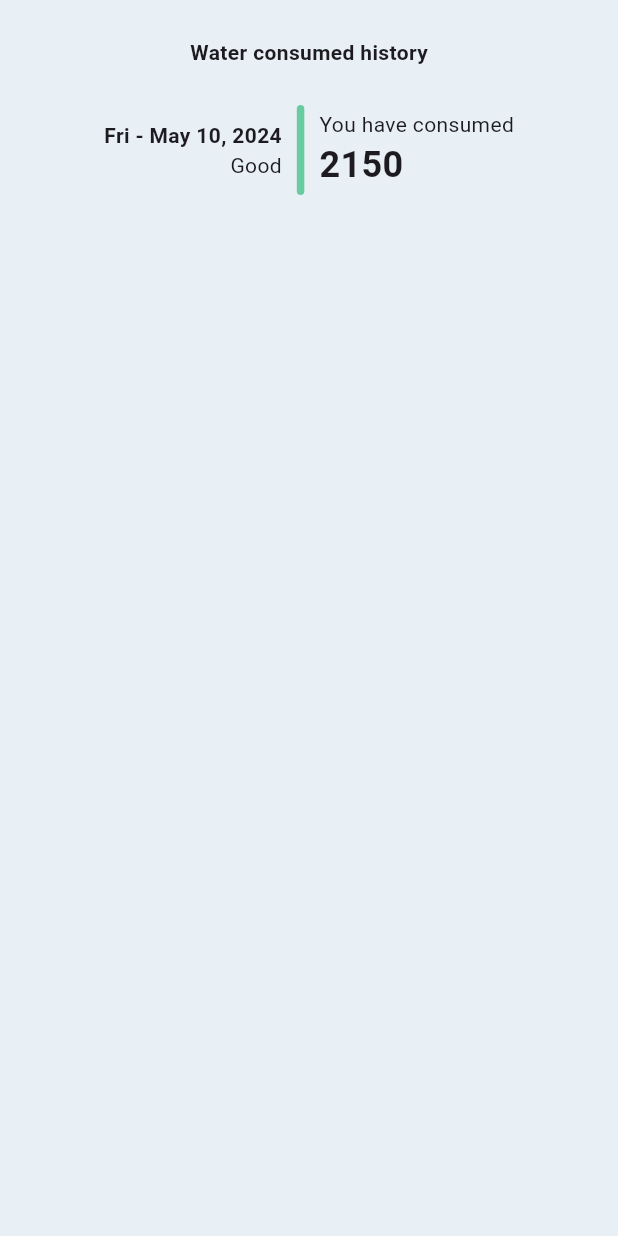
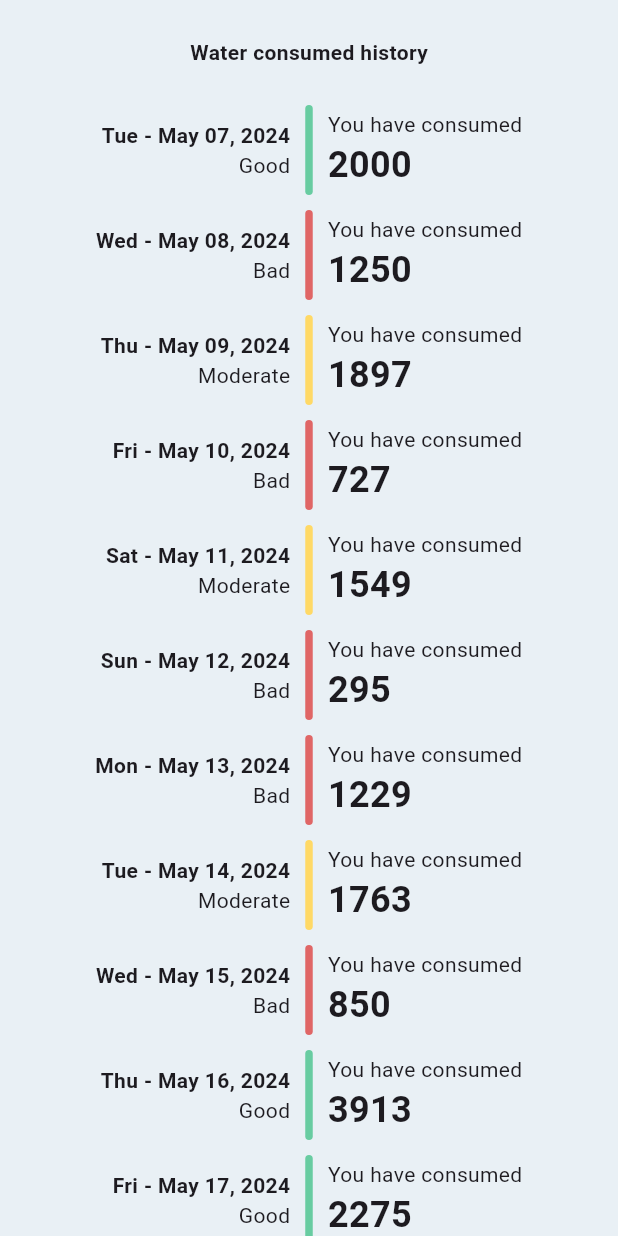
Before and after one commit to phucx314/newhealthtrackingpro, a Flutter app: the screen it shows once a user with an empty profile is signed in, scrolled down 576 dp, after a tap on "Show history", on a phone screen of 412 x 824 dp. Run offline on Flutter 3.47's test engine with Material 3 defaults, Android fonts, the phone set to English and light mode, and no system bars; our stand-ins replace cloud_firestore, firebase_auth, firebase_core, firebase_storage, image_picker; accounts and stored records are empty; network calls fail.

Commit message:
test data ảo để hiển thị trong history

```diff
--- a/lib/components/history_item.dart
+++ b/lib/components/history_item.dart
@@ -10,59 +10,77 @@ class HistoryItem extends StatelessWidget {
     super.key,
     this.historyItemID,
     required this.date,
-    required this.evaluateStatus,
-    required this.evaluateColor,
+    // required this.evaluateStatus,
+    // required this.evaluateColor,
     required this.consumptionAmount,
   });
 
   final historyItemID;
   final String date;
-  final String evaluateStatus;
-  final Color evaluateColor;
+  // final String evaluateStatus;
+  // final Color evaluateColor;
   final int consumptionAmount;
+
+  String evaluateStt(int consumptionAmount) {
+    if(consumptionAmount >= 2000) return 'Good';
+    else if(consumptionAmount < 2000 && consumptionAmount >= 1500) return 'Moderate';
+    else return 'Bad';
+  }
+
+  Color evaluateClr(int consumptionAmount) {
+    if(consumptionAmount >= 2000) return htaStatusColors.shade200;
+    else if(consumptionAmount < 2000 && consumptionAmount >= 1500) return htaStatusColors.shade400;
+    else return htaStatusColors.shade600;
+  }
 
   @override
   Widget build(BuildContext context) {
     return Row(
-      mainAxisAlignment: MainAxisAlignment.center,
       children: [
-        Column(
+        // Text thứ ngày và trạng thái đánh giá
+        Expanded(
+          flex: 1,
+          child: Column(
             crossAxisAlignment: CrossAxisAlignment.end,
             children: [
-            // thứ ngày
               Text(
                 date,
                 style: TextStyle(
                   fontWeight: FontWeight.bold,
                 ),
               ),
-            // trạng thái đánh giá
               Text(
-              evaluateStatus,
+                evaluateStt(consumptionAmount),
               ),
             ],
           ),
+        ),
         SizedBox(width: 10,),
 
-        // màu trạng thái đánh giá
-        Container(
+        // Container màu trạng thái đánh giá
+        Expanded(
+          flex: 0,
+          child: Container(
+            width: 5,
             height: 60,
-          width: 5,
             decoration: BoxDecoration(
-            color: evaluateColor,
+              color: evaluateClr(consumptionAmount),
               borderRadius: BorderRadius.circular(5/2),
+            ),
           ),
         ),
 
         SizedBox(width: 10,),
-        Column(
+
+        // Text 'You have consumed' và số liệu consumed
+        Expanded(
+          flex: 1,
+          child: Column(
             crossAxisAlignment: CrossAxisAlignment.start,
             children: [
-            // text
               Text(
                 'You have consumed',
               ),
-            // số liệu consumed
               Text(
                 consumptionAmount.toString(),
                 style: TextStyle(
@@ -72,8 +90,9 @@ class HistoryItem extends StatelessWidget {
               ),
             ],
           ),
+        ),
       ],
     );
-  }
 
   }
+}
--- a/lib/pages/water_history.dart
+++ b/lib/pages/water_history.dart
@@ -3,7 +3,9 @@
 import 'package:app3/colors/color_set.dart';
 import 'package:app3/components/history_item.dart';
 import 'package:app3/models/history_item.dart';
+import 'package:app3/test_data/water_history.dart';
 import 'package:flutter/material.dart';
+import 'package:flutter/widgets.dart';
 
 class WaterHistory extends StatefulWidget {
   WaterHistory({super.key});
@@ -13,6 +15,7 @@ class WaterHistory extends StatefulWidget {
 }
 
 class _WaterHistoryState extends State<WaterHistory> {
+
   @override
   Widget build(BuildContext context) {
     return MaterialApp(
@@ -36,16 +39,8 @@ class _WaterHistoryState extends State<WaterHistory> {
                 ),
                 SizedBox(height: 25,),
                 // items
-                Column(
-                  children: [
-                    HistoryItem(
-                      date: 'Fri - May 10, 2024',
-                      consumptionAmount: 2150,
-                      evaluateColor: htaStatusColors.shade200,
-                      evaluateStatus: 'Good',
-                      historyItemID: '',
-                    ),
-                  ],
+                Expanded(
+                  child: HistoryList(),
                 ),
               ],
             ),
--- /dev/null
+++ b/lib/test_data/water_history.dart
@@ -0,0 +1,113 @@
+import 'dart:convert';
+import 'package:app3/components/history_item.dart';
+import 'package:flutter/material.dart';
+
+class HistoryList extends StatefulWidget {
+  @override
+  _HistoryListState createState() => _HistoryListState();
+}
+
+class _HistoryListState extends State<HistoryList> {
+  List<Map<Object, dynamic>> historyData = [
+    {
+      "historyID": "20240507",
+      "consumptionAmount": 2000,
+      "date": "Tue - May 07, 2024"
+    },
+    {
+      "historyID": "20240508",
+      "consumptionAmount": 1250,
+      "date": "Wed - May 08, 2024"
+    },
+    {
+    "historyID": "20240509",
+    "consumptionAmount": 1897,
+    "date": "Thu - May 09, 2024"
+  },
+  {
+    "historyID": "20240510",
+    "consumptionAmount": 727,
+    "date": "Fri - May 10, 2024"
+  },
+  {
+    "historyID": "20240511",
+    "consumptionAmount": 1549,
+    "date": "Sat - May 11, 2024"
+  },
+  {
+    "historyID": "20240512",
+    "consumptionAmount": 295,
+    "date": "Sun - May 12, 2024"
+  },
+  {
+    "historyID": "20240513",
+    "consumptionAmount": 1229,
+    "date": "Mon - May 13, 2024"
+  },
+  {
+    "historyID": "20240514",
+    "consumptionAmount": 1763,
+    "date": "Tue - May 14, 2024"
+  },
+  {
+    "historyID": "20240515",
+    "consumptionAmount": 850,
+    "date": "Wed - May 15, 2024"
+  },
+  {
+    "historyID": "20240516",
+    "consumptionAmount": 3913,
+    "date": "Thu - May 16, 2024"
+  },
+  {
+    "historyID": "20240517",
+    "consumptionAmount": 2275,
+    "date": "Fri - May 17, 2024"
+  },
+  {
+    "historyID": "20240518",
+    "consumptionAmount": 1734,
+    "date": "Sat - May 18, 2024"
+  },
+  {
+    "historyID": "20240519",
+    "consumptionAmount": 2282,
+    "date": "Sun - May 19, 2024"
+  },
+  {
+    "historyID": "20240520",
+    "consumptionAmount": 1864,
+    "date": "Mon - May 20, 2024"
+  },
+  {
+    "historyID": "20240521",
+    "consumptionAmount": 316,
+    "date": "Tue - May 21, 2024"
+  },
+  {
+    "historyID": "20240522",
+    "consumptionAmount": 2131,
+    "date": "Wed - May 22, 2024"
+  }
+    // Add more items as needed
+  ];
+
+  @override
+  Widget build(BuildContext context) {
+    return ListView.builder(
+      itemCount: historyData.length,
+      itemBuilder: (BuildContext context, int index) {
+        return Column(
+          children: [
+            HistoryItem(
+              date: historyData[index]['date'],
+              consumptionAmount: historyData[index]['consumptionAmount'],
+              historyItemID: historyData[index]['historyID'],
+            ),
+            SizedBox(height: 10,),
+          ],
+        );
+      },
+    );
+  }
+}
--- /dev/null
+++ b/lib/test_data/water_history.json
@@ -0,0 +1,5 @@
+{
+    "historyID": "20240507",
+    "consumptionAmount": 2000,
+    "date": "Tue - May 07, 2024"
+}
```
Lines whose indentation alone changed are shown as unchanged.
